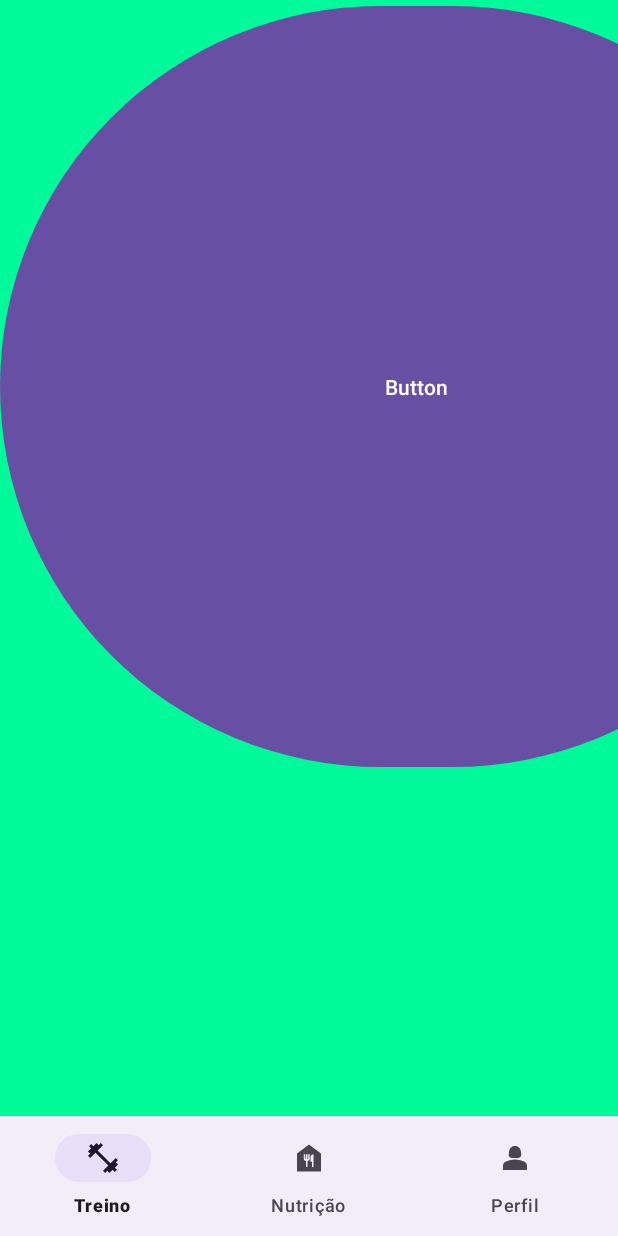
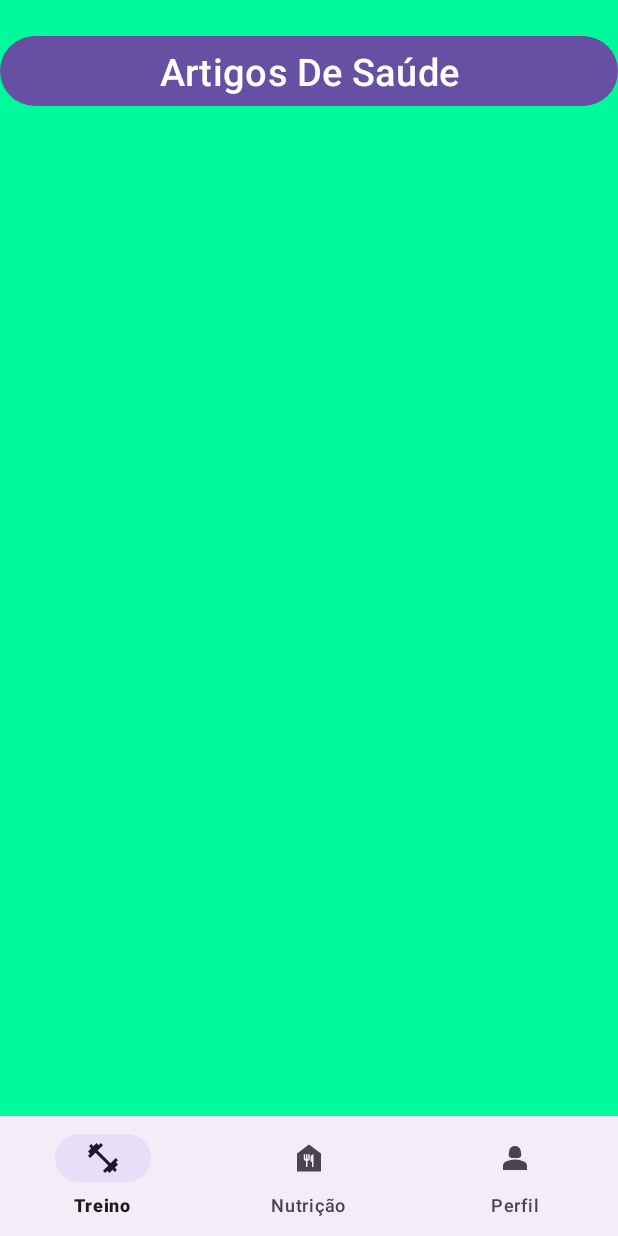
Before and after one commit to TiagoRodriguesMattar/TrainingNutritionApp, an Android app: the fragment NutricaoFragment placed in its activity, on a phone screen of 412 x 824 dp. Run offline under Robolectric (Android 15) with nearby library versions, the phone set to English and light mode, and no system bars.

Commit message:
adição do bottom back dos artigos de saúde

```diff
--- /dev/null
+++ b/app/src/main/res/drawable/ic_back_black2.xml
@@ -0,0 +1,5 @@
+<vector android:autoMirrored="true" android:height="24dp"
+    android:tint="#000000" android:viewportHeight="24"
+    android:viewportWidth="24" android:width="24dp" xmlns:android="http://schemas.android.com/apk/res/android">
+    <path android:fillColor="@android:color/white" android:pathData="M20,11H6.83l2.88,-2.88c0.39,-0.39 0.39,-1.02 0,-1.41 -0.39,-0.39 -1.02,-0.39 -1.41,0L3.71,11.3c-0.39,0.39 -0.39,1.02 0,1.41L8.3,17.3c0.39,0.39 1.02,0.39 1.41,0 0.39,-0.39 0.39,-1.02 0,-1.41L6.83,13H20c0.55,0 1,-0.45 1,-1s-0.45,-1 -1,-1z"/>
+</vector>
--- a/app/src/main/res/layout/fragment_nutricao.xml
+++ b/app/src/main/res/layout/fragment_nutricao.xml
@@ -10,8 +10,10 @@
 
     <Button
         android:id="@+id/noticias"
-        android:layout_width="555dp"
-        android:layout_height="515dp"
-        android:text="Button" />
+        android:layout_marginTop="20sp"
+        android:layout_width="match_parent"
+        android:layout_height="wrap_content"
+        android:textSize="25sp"
+        android:text="@string/artigos" />
 
 </FrameLayout>
--- a/app/src/main/res/values/strings.xml
+++ b/app/src/main/res/values/strings.xml
@@ -9,4 +9,5 @@
     <!-- TODO: Remove or change this placeholder text -->
     <string name="hello_blank_fragment">Hello blank fragment</string>
     <string name="title_activity_news_deatil">NewsDeatilActivity</string>
+    <string name="artigos">Artigos De Saúde</string>
 </resources>
```
Also changed, not shown: app/build.gradle.kts (+8 -0 lines), app/src/main/java/com/example/myapplication/NewsPageActivity.java (+12 -1 lines), app/src/main/res/layout/activity_news_detail.xml (+11 -8 lines), app/src/main/res/layout/activity_news_page.xml (+17 -3 lines).
